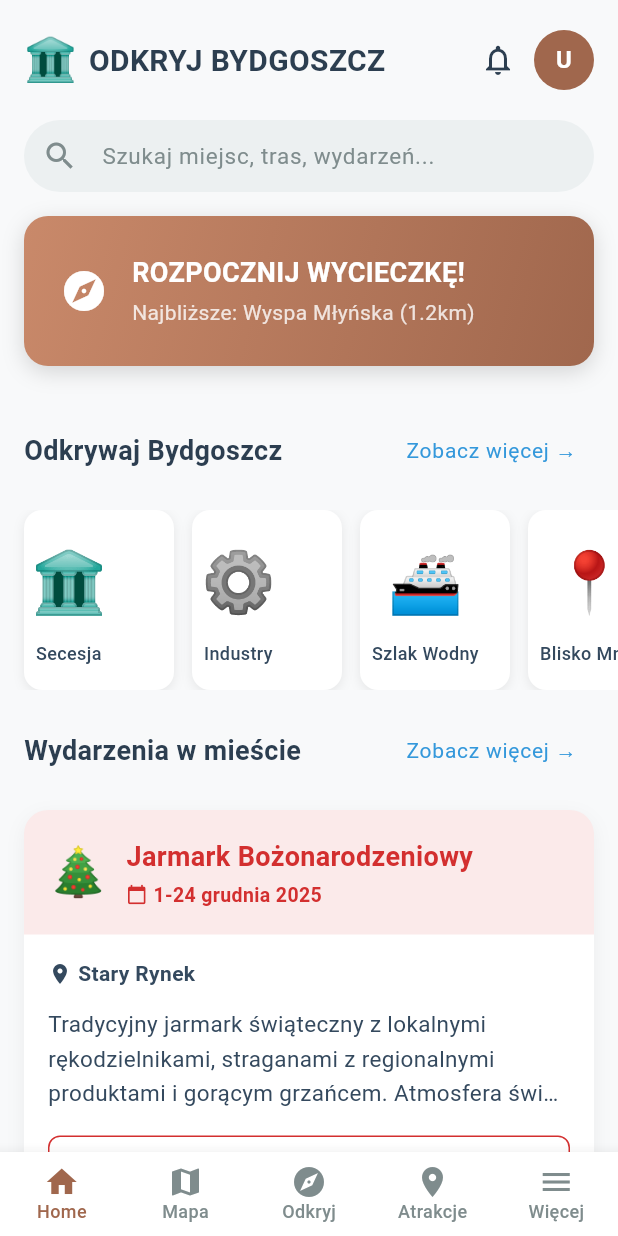
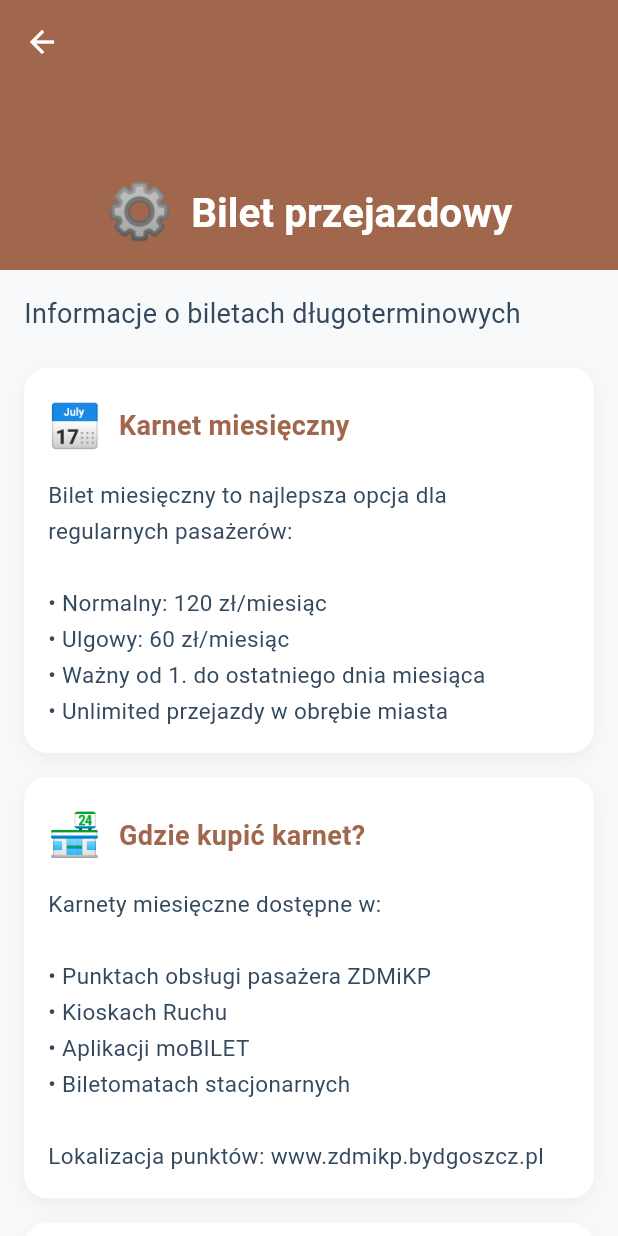
Before and after one commit to iSimon55/HackNation2025IchTroje, a Flutter app: the screen it shows after launch, after a tap on "⚙️", on a phone screen of 412 x 824 dp. Run offline on Flutter 3.47's test engine with Material 3 defaults, Android fonts, the phone set to English and light mode, and no system bars; our stand-ins replace flutter_map, geolocator, image_picker, latlong2, shared_preferences; network calls fail.

Commit message:
feat: add additional information in home screen

```diff
--- /dev/null
+++ b/lib/core/data/category_data.dart
@@ -0,0 +1,234 @@
+import '../models/category_info.dart';
+
+class CategoryData {
+  static CategoryInfo getAboutApp() {
+    return CategoryInfo(
+      id: 'about_app',
+      title: 'O aplikacji',
+      emoji: '📍',
+      description: 'Odkryj Bydgoszcz - Twój przewodnik po mieście',
+      sections: [
+        CategorySection(
+          title: 'Witaj w Odkryj Bydgoszcz!',
+          icon: '👋',
+          content: 'Nasza aplikacja to Twój osobisty przewodnik po najpiękniejszych zakątkach Bydgoszczy. '
+              'Odkrywaj ukryte perełki, poznawaj historię miasta i kolekcjonuj miejsca jak w Pokedexie!',
+        ),
+        CategorySection(
+          title: 'Główne funkcje',
+          icon: '✨',
+          content: '• Interaktywna mapa z atrakcjami\n'
+              '• System odkrywania miejsc ze zdjęciami\n'
+              '• Szczegółowe opisy zabytków\n'
+              '• Nawigacja do każdego miejsca\n'
+              '• Aktualne wydarzenia w mieście',
+        ),
+        CategorySection(
+          title: 'Jak zacząć?',
+          icon: '🚀',
+          content: '1. Przejdź do zakładki "Odkryj"\n'
+              '2. Zobacz listę miejsc do odkrycia\n'
+              '3. Odwiedź miejsce i zrób zdjęcie\n'
+              '4. Odblokuj pełne informacje o atrakcji!',
+        ),
+      ],
+    );
+  }
+
+  static CategoryInfo getPublicTransport() {
+    return CategoryInfo(
+      id: 'public_transport',
+      title: 'Bilety komunikacyjne',
+      emoji: '🚊',
+      description: 'Wszystko o komunikacji miejskiej w Bydgoszczy',
+      sections: [
+        CategorySection(
+          title: 'Jak kupić bilet w tramwaju/autobusie?',
+          icon: '🎫',
+          content: 'W Bydgoszczy możesz kupić bilet bezpośrednio w pojeździe:\n\n'
+              '• Biletomaty znajdują się przy drzwiach wejściowych\n'
+              '• Akceptują monety i karty płatnicze (zbliżeniowo)\n'
+              '• Wybierz rodzaj biletu na ekranie dotykowym\n'
+              '• Kasuj bilet natychmiast po zakupie!',
+        ),
+        CategorySection(
+          title: 'Rodzaje biletów',
+          icon: '💳',
+          content: 'Bilet jednorazowy (20 min): 3.00 zł\n'
+              'Bilet jednorazowy (40 min): 4.50 zł\n'
+              'Bilet jednorazowy (60 min): 6.00 zł\n'
+              'Bilet 24-godzinny: 15.00 zł\n'
+              'Bilet 72-godzinny: 30.00 zł\n\n'
+              'Ulgowe: 50% ceny normalnej',
+        ),
+        CategorySection(
+          title: 'Aplikacja mobilna',
+          icon: '📱',
+          content: 'Pobierz aplikację "jakdojade" lub "moBILET":\n\n'
+              '• Kupuj bilety bez gotówki\n'
+              '• Planuj trasę w czasie rzeczywistym\n'
+              '• Aktywuj bilet przed wejściem do pojazdu\n'
+              '• Wszystkie bilety w telefonie!',
+        ),
+        CategorySection(
+          title: 'Ważne informacje',
+          icon: '⚠️',
+          content: '• Bilet musi być skasowany lub aktywny w aplikacji\n'
+              '• Kontrolerzy często sprawdzają bilety\n'
+              '• Mandat za brak biletu: 266 zł\n'
+              '• Dzieci do lat 4 jeżdżą za darmo',
+        ),
+      ],
+    );
+  }
+
+  static CategoryInfo getTravelPass() {
+    return CategoryInfo(
+      id: 'travel_pass',
+      title: 'Bilet przejazdowy',
+      emoji: '⚙️',
+      description: 'Informacje o biletach długoterminowych',
+      sections: [
+        CategorySection(
+          title: 'Karnet miesięczny',
+          icon: '📅',
+          content: 'Bilet miesięczny to najlepsza opcja dla regularnych pasażerów:\n\n'
+              '• Normalny: 120 zł/miesiąc\n'
+              '• Ulgowy: 60 zł/miesiąc\n'
+              '• Ważny od 1. do ostatniego dnia miesiąca\n'
+              '• Unlimited przejazdy w obrębie miasta',
+        ),
+        CategorySection(
+          title: 'Gdzie kupić karnet?',
+          icon: '🏪',
+          content: 'Karnety miesięczne dostępne w:\n\n'
+              '• Punktach obsługi pasażera ZDMiKP\n'
+              '• Kioskach Ruchu\n'
+              '• Aplikacji moBILET\n'
+              '• Biletomatach stacjonarnych\n\n'
+              'Lokalizacja punktów: www.zdmikp.bydgoszcz.pl',
+        ),
+        CategorySection(
+          title: 'Karta miejska',
+          icon: '💳',
+          content: 'Bydgoska Karta Miejska to wygodne rozwiązanie:\n\n'
+              '• Jedna karta na wszystkie bilety\n'
+              '• Doładowuj online lub w punkcie obsługi\n'
+              '• Przyłóż do czytnika przy wejściu\n'
+              '• Dostępna dla osób z ulgami',
+        ),
+      ],
+    );
+  }
+
+  static CategoryInfo getMustSee() {
+    return CategoryInfo(
+      id: 'must_see',
+      title: 'Obowiązkowe atrakcje',
+      emoji: '🎭',
+      description: 'Top 10 miejsc, które musisz zobaczyć w Bydgoszczy',
+      sections: [
+        CategorySection(
+          title: 'Wyspa Młyńska',
+          icon: '🏭',
+          content: 'Historyczne serce przemysłowej Bydgoszczy. Spacer wśród starych młynów, '
+              'drewnianych mostków i kanałów. Idealne miejsce na zdjęcia!\n\n'
+              'Czas zwiedzania: 30-45 min\nWstęp: Bezpłatny',
+        ),
+        CategorySection(
+          title: 'Opera Nova',
+          icon: '🎭',
+          content: 'Futurystyczny gmach opery nad Brdą. Jeden z najpiękniejszych budynków '
+              'operowych w Europie. Zobacz spektakl lub zwiedzaj podczas dni otwartych.\n\n'
+              'Bilety: 50-200 zł\nRezerwacja: www.opera.bydgoszcz.pl',
+        ),
+        CategorySection(
+          title: 'Stary Rynek',
+          icon: '🏛️',
+          content: 'Tętniące życiem serce miasta. Kolorowe kamieniczki, kawiarnie, '
+              'restauracje i targ regionalnych produktów. Latem mnóstwo wydarzeń kulturalnych.\n\n'
+              'Najlepszy czas: Piątek-niedziela wieczorem',
+        ),
+        CategorySection(
+          title: 'Młyny Rothera',
+          icon: '🏗️',
+          content: 'Czerwone cegły i industrialny klimat. Dziś centrum handlowe, '
+              'kiedyś potężny kompleks młynów. Zabytek techniki na światowym poziomie.\n\n'
+              'Czynne: 9:00-21:00',
+        ),
+        CategorySection(
+          title: 'Most Jagielloński',
+          icon: '🌉',
+          content: 'Kultowy czerwony most obrotowy nad Brdą. Symbol Bydgoszczy i '
+              'jedno z najfotograficzniejszych miejsc. Zobacz go o zachodzie słońca!\n\n'
+              'Lokalizacja: Przy Wyspie Młyńskiej',
+        ),
+      ],
+    );
+  }
+
+  static CategoryInfo getWaterRoutes() {
+    return CategoryInfo(
+      id: 'water_routes',
+      title: 'Bydgoszcz na wodzie',
+      emoji: '🚢',
+      description: 'Odkryj miasto z perspektywy Brdy i Kanału Bydgoskiego',
+      sections: [
+        CategorySection(
+          title: 'Rejsy po Brdzie',
+          icon: '⛴️',
+          content: 'Kilka firm oferuje rejsy statkami po rzece:\n\n'
+              '• Rejs turystyczny (60 min): 35-45 zł\n'
+              '• Trasa: Stary Rynek → Wyspa Młyńska → Most Uniwersytecki\n'
+              '• Odjazdy: Co godzinę 10:00-19:00 (sezon letni)\n'
+              '• Rezerwacja: Przystań przy Operze Nova',
+        ),
+        CategorySection(
+          title: 'Kanał Bydgoski',
+          icon: '🛶',
+          content: 'Najstarszy w Polsce kanał żeglowny (1774-1775)!\n\n'
+              '• Długość: 24,7 km\n'
+              '• Trasa rowerowa wzdłuż kanału\n'
+              '• Wypożyczalnie kajaków\n'
+              '• Malownicze widoki i zabytki techniki',
+        ),
+        CategorySection(
+          title: 'Kajaki i rowery wodne',
+          icon: '🚣',
+          content: 'Aktywny wypoczynek na wodzie:\n\n'
+              '• Wypożyczalnia przy Wyspie Młyńskiej\n'
+              '• Kajak: 30 zł/godz, 80 zł/dzień\n'
+              '• Rower wodny: 40 zł/godz\n'
+              '• Nie wymagane uprawnienia!\n\n'
+              'Tel: +48 52 123 45 67',
+        ),
+        CategorySection(
+          title: 'Trasy wodne dla początkujących',
+          icon: '🗺️',
+          content: 'Polecane trasy dla początkujących:\n\n'
+              '1. Wyspa Młyńska → Myślęcinek (5 km, 1h)\n'
+              '2. Wokół Wyspy Młyńskiej (2 km, 30 min)\n'
+              '3. Kanał Bydgoski → Czyżkówko (8 km, 2h)\n\n'
+              'Zawsze zakładaj kapok!',
+        ),
+      ],
+    );
+  }
+
+  static CategoryInfo? getCategoryById(String id) {
+    switch (id) {
+      case 'about_app':
+        return getAboutApp();
+      case 'public_transport':
+        return getPublicTransport();
+      case 'travel_pass':
+        return getTravelPass();
+      case 'must_see':
+        return getMustSee();
+      case 'water_routes':
+        return getWaterRoutes();
+      default:
+        return null;
+    }
+  }
+}
--- /dev/null
+++ b/lib/core/models/category_info.dart
@@ -0,0 +1,27 @@
+class CategoryInfo {
+  final String id;
+  final String title;
+  final String emoji;
+  final String description;
+  final List<CategorySection> sections;
+
+  CategoryInfo({
+    required this.id,
+    required this.title,
+    required this.emoji,
+    required this.description,
+    required this.sections,
+  });
+}
+
+class CategorySection {
+  final String title;
+  final String content;
+  final String? icon;
+
+  CategorySection({
+    required this.title,
+    required this.content,
+    this.icon,
+  });
+}
--- /dev/null
+++ b/lib/features/category/category_detail_screen.dart
@@ -0,0 +1,143 @@
+import 'package:flutter/material.dart';
+import '../../core/constants/app_colors.dart';
+import '../../core/constants/app_spacing.dart';
+import '../../core/constants/app_text_styles.dart';
+import '../../core/models/category_info.dart';
+
+class CategoryDetailScreen extends StatelessWidget {
+  final CategoryInfo category;
+
+  const CategoryDetailScreen({
+    super.key,
+    required this.category,
+  });
+
+  @override
+  Widget build(BuildContext context) {
+    return Scaffold(
+      backgroundColor: AppColors.backgroundLight,
+      body: CustomScrollView(
+        slivers: [
+          _buildAppBar(context),
+          SliverToBoxAdapter(
+            child: Padding(
+              padding: const EdgeInsets.all(AppSpacing.m),
+              child: Column(
+                crossAxisAlignment: CrossAxisAlignment.start,
+                children: [
+                  Text(
+                    category.description,
+                    style: AppTextStyles.h3.copyWith(
+                      color: AppColors.textSecondary,
+                      fontWeight: FontWeight.normal,
+                    ),
+                  ),
+                  const SizedBox(height: AppSpacing.l),
+                  ...category.sections.map((section) => _buildSection(section)),
+                ],
+              ),
+            ),
+          ),
+        ],
+      ),
+    );
+  }
+
+  Widget _buildAppBar(BuildContext context) {
+    return SliverAppBar(
+      expandedHeight: 180,
+      pinned: true,
+      backgroundColor: AppColors.primary,
+      leading: IconButton(
+        icon: const Icon(Icons.arrow_back, color: Colors.white),
+        onPressed: () => Navigator.pop(context),
+      ),
+      flexibleSpace: FlexibleSpaceBar(
+        title: Row(
+          mainAxisSize: MainAxisSize.min,
+          children: [
+            Text(
+              category.emoji,
+              style: const TextStyle(fontSize: 24),
+            ),
+            const SizedBox(width: AppSpacing.xs),
+            Flexible(
+              child: Text(
+                category.title,
+                style: const TextStyle(
+                  color: Colors.white,
+                  fontSize: 18,
+                  fontWeight: FontWeight.bold,
+                ),
+              ),
+            ),
+          ],
+        ),
+        centerTitle: true,
+        background: Container(
+          decoration: BoxDecoration(
+            gradient: LinearGradient(
+              begin: Alignment.topCenter,
+              end: Alignment.bottomCenter,
+              colors: [
+                AppColors.primary,
+                AppColors.primary.withOpacity(0.8),
+              ],
+            ),
+          ),
+        ),
+      ),
+    );
+  }
+
+  Widget _buildSection(CategorySection section) {
+    return Container(
+      margin: const EdgeInsets.only(bottom: AppSpacing.m),
+      decoration: BoxDecoration(
+        color: Colors.white,
+        borderRadius: BorderRadius.circular(16),
+        boxShadow: [
+          BoxShadow(
+            color: Colors.black.withOpacity(0.05),
+            blurRadius: 10,
+            offset: const Offset(0, 4),
+          ),
+        ],
+      ),
+      child: Padding(
+        padding: const EdgeInsets.all(AppSpacing.m),
+        child: Column(
+          crossAxisAlignment: CrossAxisAlignment.start,
+          children: [
+            Row(
+              children: [
+                if (section.icon != null) ...[
+                  Text(
+                    section.icon!,
+                    style: const TextStyle(fontSize: 28),
+                  ),
+                  const SizedBox(width: AppSpacing.s),
+                ],
+                Expanded(
+                  child: Text(
+                    section.title,
+                    style: AppTextStyles.h3.copyWith(
+                      color: AppColors.primary,
+                    ),
+                  ),
+                ),
+              ],
+            ),
+            const SizedBox(height: AppSpacing.s),
+            Text(
+              section.content,
+              style: AppTextStyles.body.copyWith(
+                height: 1.6,
+              ),
+            ),
+          ],
+        ),
+      ),
+    );
+  }
+}
--- a/lib/features/home/home_screen.dart
+++ b/lib/features/home/home_screen.dart
@@ -3,10 +3,12 @@ import '../../core/constants/app_colors.dart';
 import '../../core/constants/app_spacing.dart';
 import '../../core/constants/app_text_styles.dart';
 import '../../core/data/mock_data.dart';
+import '../../core/data/category_data.dart';
 import '../discovery/discovery_screen.dart';
 import '../attractions/attractions_screen.dart';
 import '../map/map_screen.dart';
 import '../poi_details/poi_details_screen.dart';
+import '../category/category_detail_screen.dart';
 import 'widgets/category_card.dart';
 import 'widgets/quick_action_button.dart';
 
@@ -51,7 +53,6 @@ class _HomeScreenState extends State<HomeScreen> {
           slivers: [
             _buildHeader(),
             _buildSearchBar(),
-            _buildQuickAction(),
             _buildCategories(),
             _buildEvents(),
             const SliverPadding(padding: EdgeInsets.only(bottom: AppSpacing.xl)),
@@ -81,27 +82,7 @@ class _HomeScreenState extends State<HomeScreen> {
                   style: AppTextStyles.h2.copyWith(fontWeight: FontWeight.bold),
                 ),
               ],
-            ),
-            Row(
-              children: [
-                IconButton(
-                  icon: const Icon(Icons.notifications_outlined),
-                  onPressed: () {},
-                  color: AppColors.textPrimary,
-                ),
-                CircleAvatar(
-                  radius: 20,
-                  backgroundColor: AppColors.primary,
-                  child: Text(
-                    'U',
-                    style: AppTextStyles.bodyLarge.copyWith(
-                      color: Colors.white,
-                      fontWeight: FontWeight.bold,
-                    ),
-                  ),
-                ),
-              ],
-            ),
+            )
           ],
         ),
       ),
@@ -135,21 +116,16 @@ class _HomeScreenState extends State<HomeScreen> {
     );
   }
 
-  Widget _buildQuickAction() {
-    return SliverToBoxAdapter(
-      child: QuickActionButton(
-        title: 'ROZPOCZNIJ WYCIECZKĘ!',
-        subtitle: 'Najbliższe: Wyspa Młyńska (1.2km)',
-        onTap: () {
-          Navigator.push(
-            context,
-            MaterialPageRoute(
-              builder: (context) => POIDetailsScreen(poi: MockData.wyspaMlynska),
-            ),
-          );
-        },
-      ),
-    );
+  void _navigateToCategory(String categoryId) {
+    final category = CategoryData.getCategoryById(categoryId);
+    if (category != null) {
+      Navigator.push(
+        context,
+        MaterialPageRoute(
+          builder: (context) => CategoryDetailScreen(category: category),
+        ),
+      );
+    }
   }
 
   Widget _buildCategories() {
@@ -163,17 +139,8 @@ class _HomeScreenState extends State<HomeScreen> {
               mainAxisAlignment: MainAxisAlignment.spaceBetween,
               children: [
                 Text(
-                  'Odkrywaj Bydgoszcz',
+                  'Pierwszy raz w Bydgoszczy?',
                   style: AppTextStyles.h3,
-                ),
-                TextButton(
-                  onPressed: () {},
-                  child: Text(
-                    'Zobacz więcej →',
-                    style: AppTextStyles.bodySmall.copyWith(
-                      color: AppColors.secondary,
-                    ),
-                  ),
                 ),
               ],
             ),
@@ -185,35 +152,35 @@ class _HomeScreenState extends State<HomeScreen> {
               padding: const EdgeInsets.symmetric(horizontal: AppSpacing.m),
               children: [
                 CategoryCard(
-                  emoji: '🏛️',
-                  label: 'Secesja',
+                  emoji: '📍',
+                  label: 'O aplikacji',
+                  color: AppColors.error,
+                  onTap: () => _navigateToCategory('about_app'),
+                  badge: 12,
+                ),
+                CategoryCard(
+                  emoji: '🚊',
+                  label: 'Bilety komunikacyjne',
                   color: AppColors.secessionGold,
-                  onTap: () {},
+                  onTap: () => _navigateToCategory('public_transport'),
                 ),
                 CategoryCard(
                   emoji: '⚙️',
-                  label: 'Industry',
+                  label: 'Bilet przejazdowy',
                   color: AppColors.industrialSteel,
-                  onTap: () {},
+                  onTap: () => _navigateToCategory('travel_pass'),
+                ),
+                CategoryCard(
+                  emoji: '🎭',
+                  label: 'Obowiązkowe atrakcje',
+                  color: AppColors.secondary,
+                  onTap: () => _navigateToCategory('must_see'),
                 ),
                 CategoryCard(
                   emoji: '🚢',
-                  label: 'Szlak Wodny',
-                  color: AppColors.secondary,
-                  onTap: () {},
-                ),
-                CategoryCard(
-                  emoji: '📍',
-                  label: 'Blisko Mnie',
-                  color: AppColors.error,
-                  onTap: () {},
-                  badge: 12,
-                ),
-                CategoryCard(
-                  emoji: '🎭',
-                  label: 'Wydarzenia',
+                  label: 'Bydgoszcz na wodzie',
                   color: AppColors.culturePurple,
-                  onTap: () {},
+                  onTap: () => _navigateToCategory('water_routes'),
                   badge: 5,
                 ),
               ],
```
